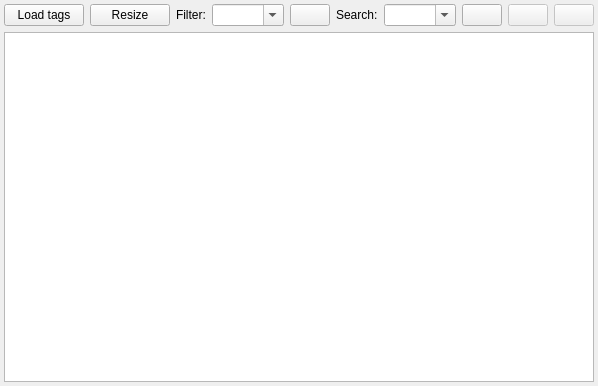
MarioUnoDueTreQuattro/AudioPlayer, file playlist_table.ui: the form before one commit.
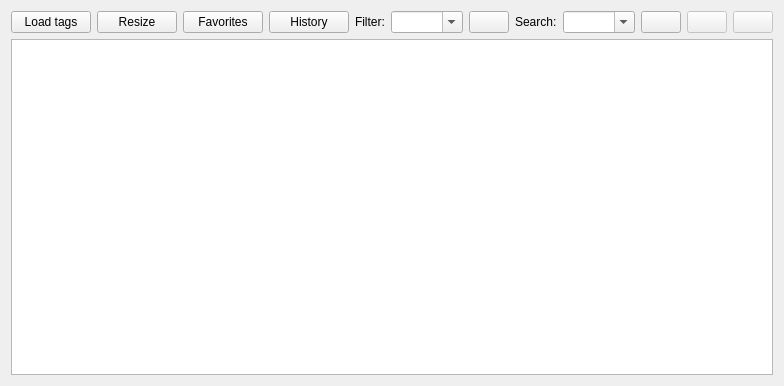
The form after the commit. Icons and pictures are not drawn.

Commit message: preliminary history and fovorites

```diff
--- a/playlist_table.ui
+++ b/playlist_table.ui
@@ -6,7 +6,7 @@
    <rect>
     <x>0</x>
     <y>0</y>
-    <width>585</width>
+    <width>659</width>
     <height>386</height>
    </rect>
   </property>
@@ -14,18 +14,6 @@
    <string>Form</string>
   </property>
   <layout class="QVBoxLayout" name="verticalLayout">
-   <property name="leftMargin">
-    <number>4</number>
-   </property>
-   <property name="topMargin">
-    <number>4</number>
-   </property>
-   <property name="rightMargin">
-    <number>4</number>
-   </property>
-   <property name="bottomMargin">
-    <number>4</number>
-   </property>
    <item>
     <layout class="QHBoxLayout" name="horizontalLayout_4">
      <item>
@@ -44,6 +32,20 @@
          </property>
         </widget>
        </item>
+       <item>
+        <widget class="QPushButton" name="pushButtonFav">
+         <property name="text">
+          <string>Favorites</string>
+         </property>
+        </widget>
+       </item>
+       <item>
+        <widget class="QPushButton" name="pushButtonHistory">
+         <property name="text">
+          <string>History</string>
+         </property>
+        </widget>
+       </item>
       </layout>
      </item>
      <item>
```
The commit also changes 7 other files.
